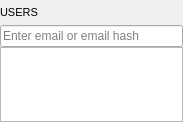
Qt form BlockSettleUILib/SearchWidget.ui (BlockSettle/terminal) before a commit.
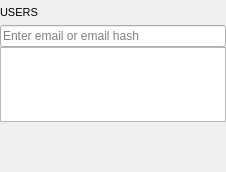
The same form after that commit. Custom widgets are drawn as their Qt base class.

Commit message: Extended search widget UI

Patch:
```diff
--- a/BlockSettleUILib/SearchWidget.ui
+++ b/BlockSettleUILib/SearchWidget.ui
@@ -6,10 +6,16 @@
    <rect>
     <x>0</x>
     <y>0</y>
-    <width>183</width>
-    <height>122</height>
+    <width>226</width>
+    <height>172</height>
    </rect>
   </property>
+  <property name="sizePolicy">
+   <sizepolicy hsizetype="Preferred" vsizetype="Preferred">
+    <horstretch>0</horstretch>
+    <verstretch>0</verstretch>
+   </sizepolicy>
+  </property>
   <property name="windowTitle">
    <string>Form</string>
   </property>
@@ -80,6 +86,22 @@
      <item>
       <widget class="QTreeView" name="searchResultTreeView"/>
      </item>
+     <item>
+      <spacer name="chatUsersVerticalSpacer_">
+       <property name="orientation">
+        <enum>Qt::Vertical</enum>
+       </property>
+       <property name="sizeType">
+        <enum>QSizePolicy::Fixed</enum>
+       </property>
+       <property name="sizeHint" stdset="0">
+        <size>
+         <width>20</width>
+         <height>50</height>
+        </size>
+       </property>
+      </spacer>
+     </item>
     </layout>
    </item>
   </layout>
```
The commit also changes 3 other files.
